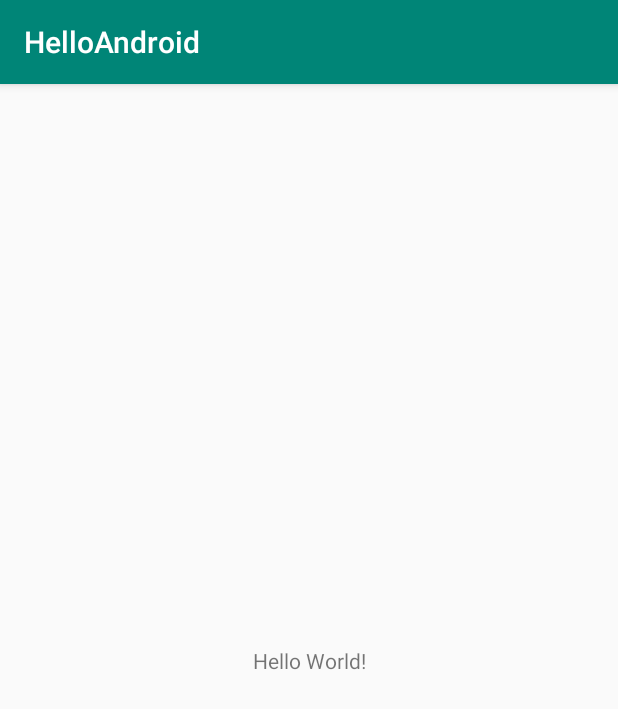
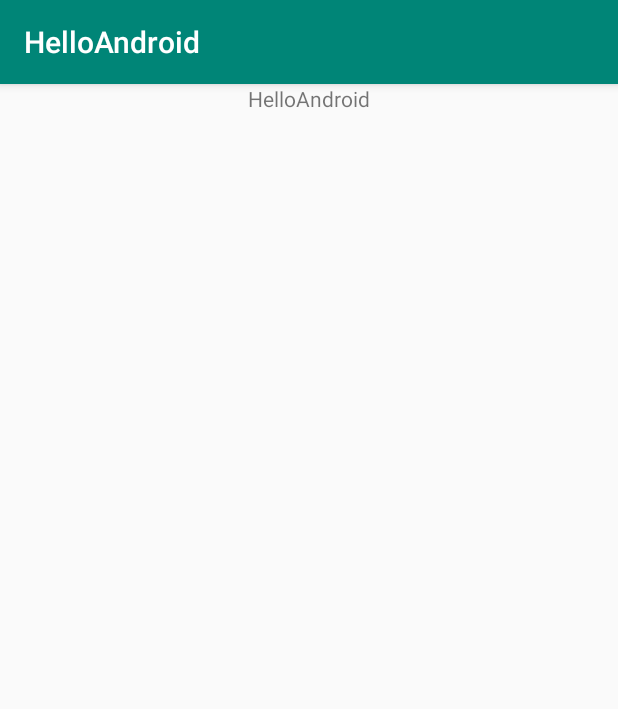
Before and after one commit to h-hiroki/HelloAndroid, an Android app: the screen it shows after launch (MainActivity), on a phone screen of 412 x 824 dp. Shown: the top 709 px of the screen. Run offline under Robolectric (Android 15) with nearby library versions, the phone set to English and light mode, and no system bars.

Commit message:
🎫 文字列追加

```diff
--- a/app/src/main/res/layout/activity_main.xml
+++ b/app/src/main/res/layout/activity_main.xml
@@ -8,12 +8,9 @@
         tools:context=".MainActivity">
 
     <TextView
+            android:text="@string/hello"
             android:layout_width="wrap_content"
-            android:layout_height="wrap_content"
-            android:text="Hello World!"
-            app:layout_constraintBottom_toBottomOf="parent"
-            app:layout_constraintLeft_toLeftOf="parent"
-            app:layout_constraintRight_toRightOf="parent"
-            app:layout_constraintTop_toTopOf="parent"/>
-
+            android:layout_height="wrap_content" tools:layout_editor_absoluteY="33dp"
+            app:layout_constraintStart_toStartOf="parent" app:layout_constraintEnd_toEndOf="parent"
+            android:id="@+id/textView"/>
 </android.support.constraint.ConstraintLayout>
--- a/app/src/main/res/values/strings.xml
+++ b/app/src/main/res/values/strings.xml
@@ -1,3 +1,4 @@
 <resources>
     <string name="app_name">HelloAndroid</string>
+    <string name="hello">HelloAndroid</string>
 </resources>
```
